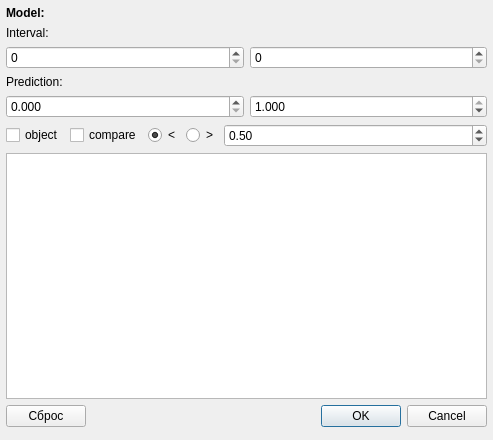
First picture: the form in qt/corrected_model_pred.ui, repository idergunoff/geovel_1.0, before the edit.
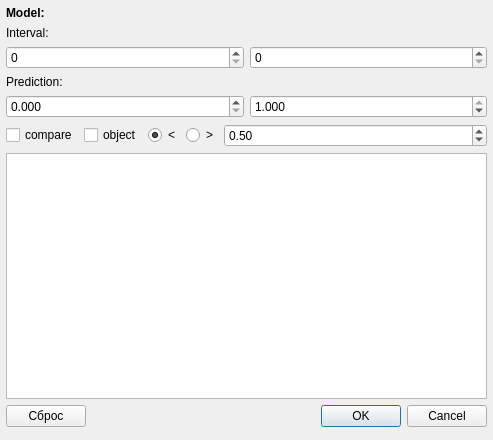
Second picture: the form after the edit.

Commit message: corrected_model_pred bag fix

What changed in the file:
```diff
--- a/qt/corrected_model_pred.ui
+++ b/qt/corrected_model_pred.ui
@@ -104,16 +104,16 @@
     <item>
      <layout class="QHBoxLayout" name="horizontalLayout_3" stretch="0,0,0,0,1">
       <item>
-       <widget class="QCheckBox" name="checkBox_for_obj">
+       <widget class="QCheckBox" name="checkBox_compare">
         <property name="text">
-         <string>object</string>
+         <string>compare</string>
         </property>
        </widget>
       </item>
       <item>
-       <widget class="QCheckBox" name="checkBox_compare">
+       <widget class="QCheckBox" name="checkBox_for_obj">
         <property name="text">
-         <string>compare</string>
+         <string>object</string>
         </property>
        </widget>
       </item>
```
The commit also changes 2 other files.
